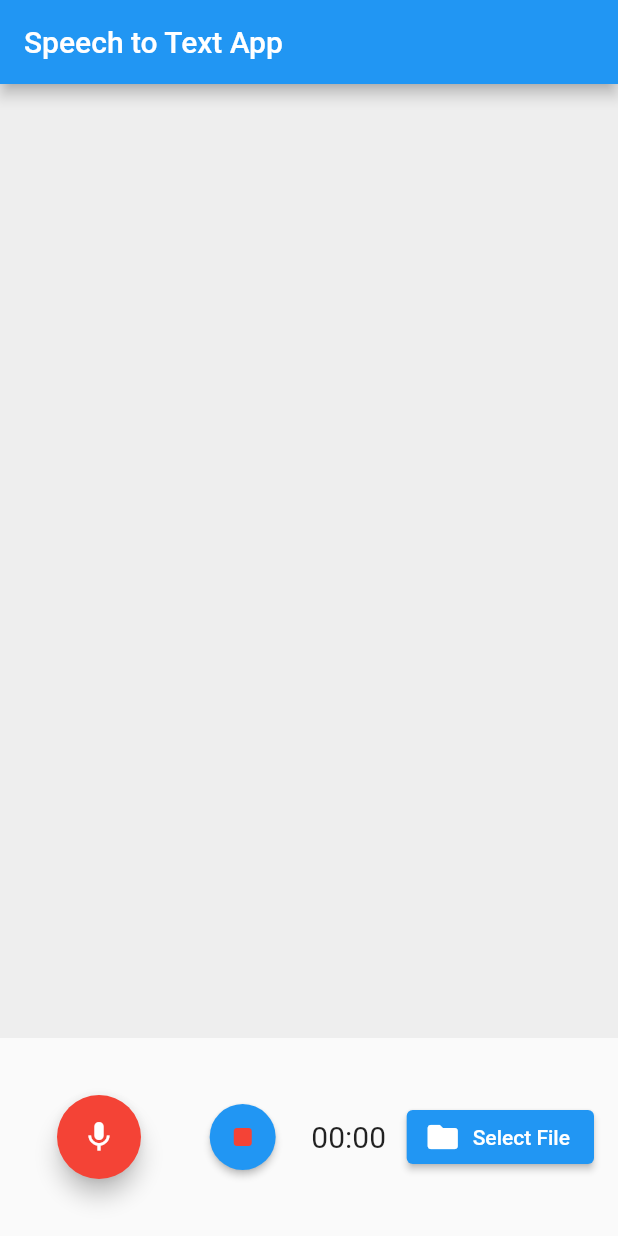
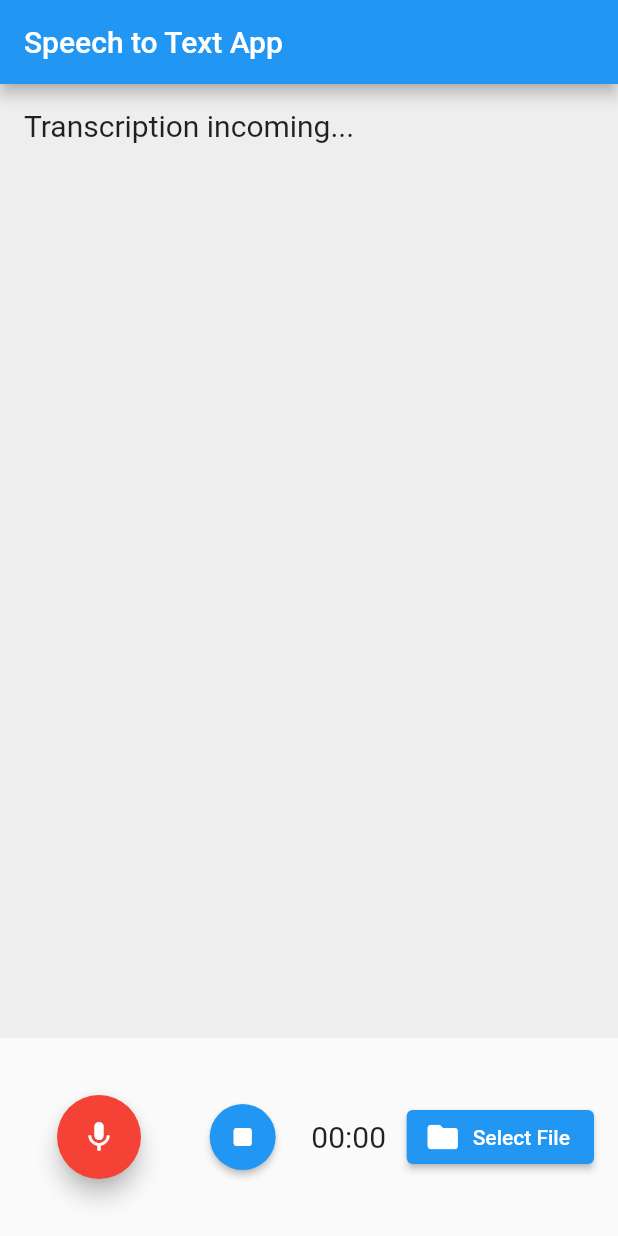
Before and after one commit to amadoug2g-zuehlke/AI_Note_Taking, a Flutter app: the screen it shows after launch, after a tap on "Select File", on a phone screen of 412 x 824 dp. Run offline on Flutter 3.47's test engine with Material 2 defaults, Android fonts, the phone set to English and light mode, and no system bars; drawn by our look-alikes of avatar_glow; our stand-ins replace audioplayers, file_picker, fluttertoast, permission_handler; missing offline and left inert: flutter_sound.

Commit message:
Implementing audio transcription from internal storage

```diff
--- a/ai_note_taking/lib/src/features/recording/presentation/screens/recording_screen.dart
+++ b/ai_note_taking/lib/src/features/recording/presentation/screens/recording_screen.dart
@@ -19,7 +19,7 @@ class RecordingScreen extends StatelessWidget {
       theme: ThemeData(
         primarySwatch: Colors.blue,
       ),
-      home: HomePage(),
+      home: const HomePage(),
     );
   }
 }
@@ -31,26 +31,44 @@ class HomePage extends StatefulWidget {
   _HomePageState createState() => _HomePageState();
 }
 
-class _HomePageState extends State<HomePage> {
-  String _text = '';
-  late String _recordingPath;
-  bool isRecorderReady = false;
-  bool isFilePlaying = false;
+class _HomePageState extends State<HomePage> with TickerProviderStateMixin {
+  //region Variables
   final audioPlayer = AudioPlayer();
   final recorder = FlutterSoundRecorder();
 
+  late String _recordingPath;
+  late AnimationController controller;
+
+  String _text = 'Transcription incoming...';
+  bool isLoading = false;
+  bool isRecorderReady = false;
+  bool isFilePlaying = false;
+  //endregion
+
+  //region Override Methods
   @override
   void initState() {
     super.initState();
     initRecorder();
+
+    controller = AnimationController(
+      vsync: this,
+      duration: const Duration(milliseconds: 100),
+    )..addListener(() {
+        setState(() {});
+      });
+    controller.repeat();
   }
 
   @override
   void dispose() {
     recorder.closeRecorder();
+    controller.dispose();
     super.dispose();
   }
+  //endregion
 
+  //region Audio Recording
   void initRecorder() async {
     final status = await Permission.microphone.request();
 
@@ -66,14 +84,6 @@ class _HomePageState extends State<HomePage> {
     recorder.setSubscriptionDuration(
       const Duration(milliseconds: 500),
     );
-  }
-
-  Future<String> getFilePath(String audioFile) async {
-    Directory appDocumentsDirectory = await getApplicationDocumentsDirectory();
-    String appDocumentsPath = appDocumentsDirectory.path;
-    String filePath = '$appDocumentsPath/$audioFile';
-
-    return filePath;
   }
 
   void startRecording() async {
@@ -94,36 +104,46 @@ class _HomePageState extends State<HomePage> {
     print('Recording path: $_recordingPath');
   }
 
+  Future<String> getFilePath(String audioFile) async {
+    Directory appDocumentsDirectory = await getApplicationDocumentsDirectory();
+    String appDocumentsPath = appDocumentsDirectory.path;
+    String filePath = '$appDocumentsPath/$audioFile';
+
+    return filePath;
+  }
+  //endregion
+
+  //region File Transcription
   void pickFile() async {
     FilePickerResult? result = await FilePicker.platform.pickFiles(
       type: FileType.custom,
       allowedExtensions: ['mp3', 'mp4', 'mpeg', 'mpga', 'm4a', 'wav', 'webm'],
     );
     if (result != null) {
-      print('result is NOT NULL');
       File file = File(result.files.single.path!);
-      //audioPlayer.setReleaseMode(ReleaseMode.loop);
-      //audioPlayer.setSourceUrl(file.path);
+      audioPlayer.setSourceUrl(file.path);
 
       if (audioPlayer.source != null) {
-        print('Path is: ${file.path}');
         //playFile(audioPlayer.source);
         TranscriptionModel transcriptionModel = TranscriptionModel();
+        isLoading = true;
         var result = await transcriptionModel.getTranscription(file.path);
         displayTranscription(result.text);
       }
-    } else {
-      print('result is NULL');
     }
   }
 
+  //Displays file transcription
   void displayTranscription(String transcription) {
-    print('TRANSCRIPTION\n\n\n$transcription');
     setState(() {
       _text = transcription;
+      isLoading = false;
     });
   }
+  //endregion
 
+  //region Audio Player
+  /// Play selected file from local storage
   void playFile(source) {
     audioPlayer.play(source);
     Fluttertoast.showToast(
@@ -136,6 +156,7 @@ class _HomePageState extends State<HomePage> {
     isFilePlaying = true;
   }
 
+  /// Play file from assets folder
   void play() async {
     final player = AudioCache(prefix: 'assets/');
     final url = await player.load('audio_sample_002.mp3');
@@ -143,7 +164,8 @@ class _HomePageState extends State<HomePage> {
     isFilePlaying = true;
   }
 
-  void pauseFile() {
+  /// Pause stop file
+  void stopFile() {
     audioPlayer.stop();
     Fluttertoast.showToast(
         msg: "File stopped playing",
@@ -154,26 +176,33 @@ class _HomePageState extends State<HomePage> {
         fontSize: 16.0);
     isFilePlaying = false;
   }
+  //endregion
 
   @override
   Widget build(BuildContext context) {
     return Scaffold(
       appBar: AppBar(
-        title: Text('Speech to Text App'),
+        title: const Text('Speech to Text App'),
       ),
       body: Column(
         crossAxisAlignment: CrossAxisAlignment.stretch,
         children: <Widget>[
           Expanded(
             child: Container(
-              padding: EdgeInsets.all(16.0),
+              padding: const EdgeInsets.all(16.0),
               color: Colors.grey[200],
               child: SingleChildScrollView(
                 child: Text(
                   _text,
-                  style: TextStyle(fontSize: 20.0),
+                  style: const TextStyle(fontSize: 20.0),
                 ),
               ),
+            ),
+          ),
+          Visibility(
+            visible: isLoading ? true : false,
+            child: const LinearProgressIndicator(
+              minHeight: 5,
             ),
           ),
           Container(
@@ -186,11 +215,14 @@ class _HomePageState extends State<HomePage> {
                   glowColor: Colors.redAccent,
                   child: FloatingActionButton(
                     onPressed: () {
+                      print(_text);
+                      /*
                       if (recorder.isRecording) {
                         stopRecording();
                       } else {
                         startRecording();
                       }
+                      */
                     },
                     backgroundColor: Colors.red,
                     child: Icon(recorder.isRecording ? Icons.stop : Icons.mic),
@@ -208,13 +240,13 @@ class _HomePageState extends State<HomePage> {
                 */
                 ElevatedButton(
                   onPressed: () {
-                    pauseFile();
+                    stopFile();
                   },
                   style: ElevatedButton.styleFrom(
                     shape: const CircleBorder(),
                     padding: const EdgeInsets.all(10.0),
                     backgroundColor: Colors.blue,
-                    foregroundColor: isFilePlaying ? Colors.red : Colors.red,
+                    foregroundColor: isFilePlaying ? Colors.red : Colors.white,
                   ),
                   child: const Icon(Icons.stop_rounded),
                 ),
--- a/ai_note_taking/lib/src/features/transcription/data/service/networking.dart
+++ b/ai_note_taking/lib/src/features/transcription/data/service/networking.dart
@@ -24,9 +24,7 @@ class NetworkHelper {
     print(responseBody);
 
     if (response.statusCode == 200) {
-      String result = await response.stream.bytesToString();
-
-      return TranscriptionResponse.fromJson(jsonDecode(result));
+      return TranscriptionResponse.fromJson(jsonDecode(responseBody));
     } else {
       print(response.statusCode);
     }
--- a/ai_note_taking/lib/src/features/transcription/domain/model/transcription_response.dart
+++ b/ai_note_taking/lib/src/features/transcription/domain/model/transcription_response.dart
@@ -1,4 +1,3 @@
-//TODO: Implement the class for the api response
 class TranscriptionResponse {
   TranscriptionResponse();
 
```
Also changed, not shown: ai_note_taking/lib/src/features/recording/presentation/screens/audio_recording_screen.dart (deleted, +0 -117 lines).
